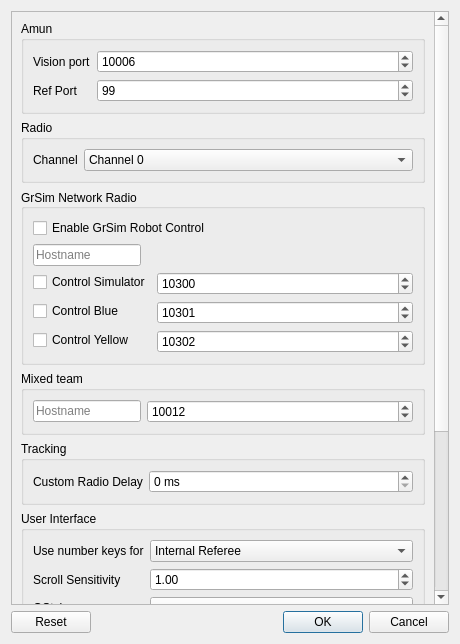
The window that src/ra/configdialog.ui (robotics-erlangen/framework) describes before a commit, drawn with Qt 5.
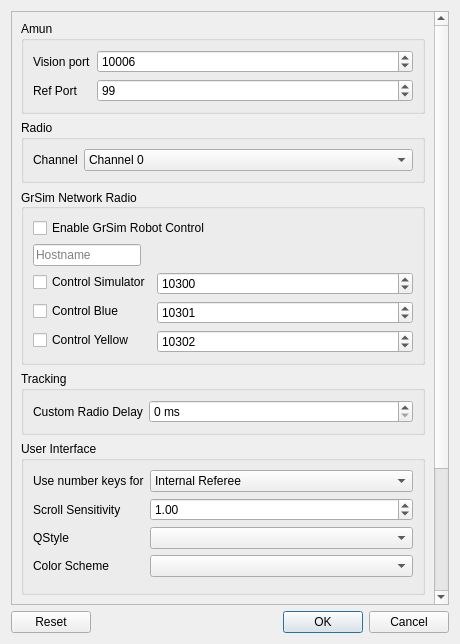
The same window after the commit. Custom widgets are drawn as their Qt base class.

Commit message: ra: configdialog: Remove mixed team challenge configuration

What changed in the file:
```diff
--- a/src/ra/configdialog.ui
+++ b/src/ra/configdialog.ui
@@ -28,7 +28,7 @@
         <x>0</x>
         <y>0</y>
         <width>426</width>
-        <height>911</height>
+        <height>829</height>
        </rect>
       </property>
       <property name="maximumSize">
@@ -273,32 +273,6 @@
          </layout>
         </widget>
        </item>
-       <item>
-        <widget class="QGroupBox" name="groupBox_6">
-         <property name="title">
-          <string>Mixed team</string>
-         </property>
-         <layout class="QFormLayout" name="formLayout_6">
-          <item row="1" column="1">
-           <widget class="QSpinBox" name="mixedPort">
-            <property name="maximum">
-             <number>65535</number>
-            </property>
-            <property name="value">
-             <number>10012</number>
-            </property>
-           </widget>
-          </item>
-          <item row="1" column="0">
-           <widget class="QLineEdit" name="mixedHost">
-            <property name="placeholderText">
-             <string>Hostname</string>
-            </property>
-           </widget>
-          </item>
-         </layout>
-        </widget>
-       </item>
        <item>
         <widget class="QGroupBox" name="groupBox_2">
          <property name="title">
```
The commit also changes 1 other file.
